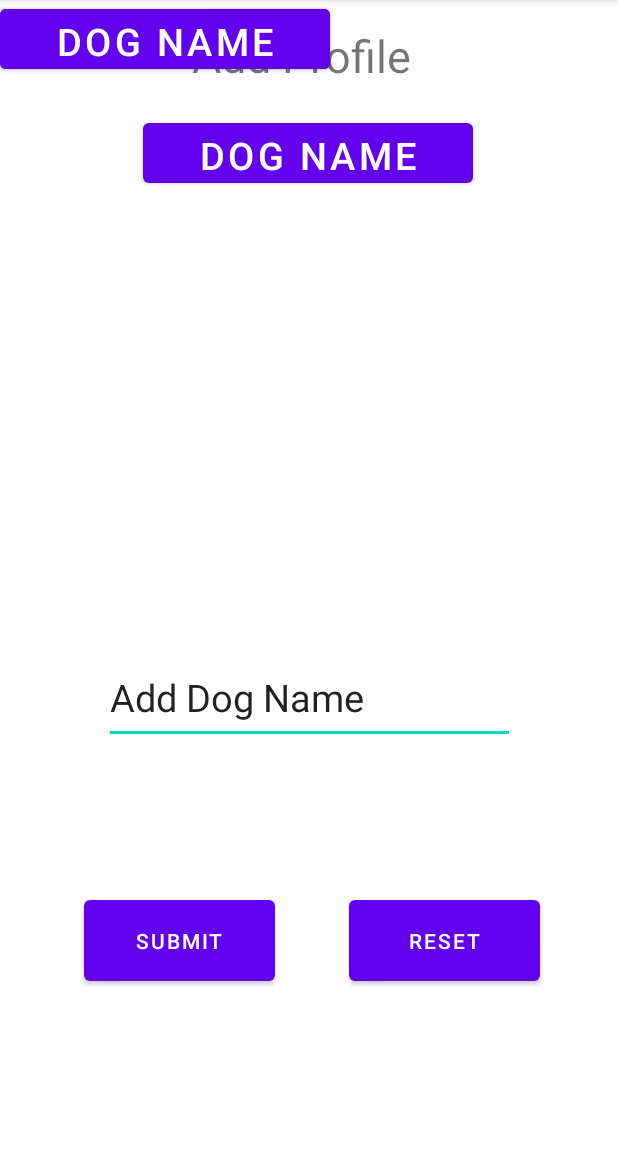
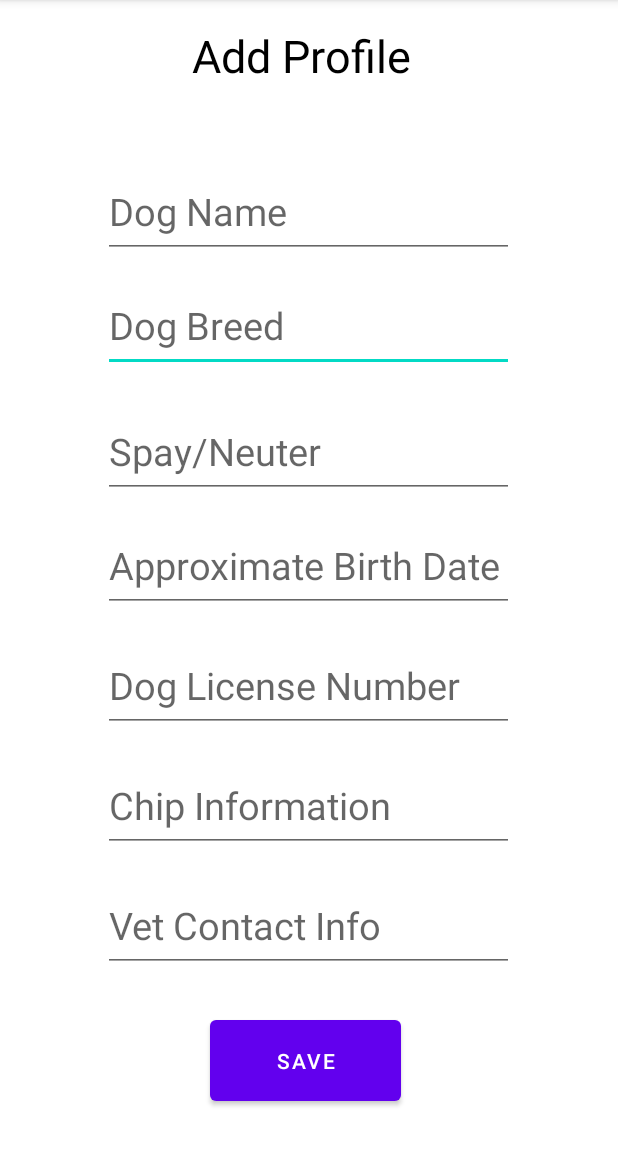
Before and after one commit to jenlebaron/Dog_Log, an Android app: the Profile screen opened directly, with no data from a screen before it, on a phone screen of 412 x 824 dp, the part 84-1236 px from its top. Run offline under Robolectric (Android 15) with nearby library versions, the phone set to English and light mode, and no system bars.

Commit message:
Profile.xml updated (2)

```diff
--- a/app/src/main/res/layout/activity_profile.xml
+++ b/app/src/main/res/layout/activity_profile.xml
@@ -7,18 +7,90 @@
     tools:context=".MainActivity">
 
 
+    <EditText
+        android:id="@+id/textView3"
+        android:layout_width="274dp"
+        android:layout_height="61dp"
+        android:layout_marginBottom="520dp"
+        android:hint="@string/dog_breed"
+        android:inputType="text"
+        android:textSize="25sp"
+        app:layout_constraintBottom_toBottomOf="parent"
+        app:layout_constraintEnd_toEndOf="parent"
+        app:layout_constraintHorizontal_bias="0.496"
+        app:layout_constraintStart_toStartOf="parent" />
 
+    <EditText
+        android:id="@+id/textView4"
+        android:layout_width="274dp"
+        android:layout_height="61dp"
+        android:layout_marginBottom="436dp"
+        android:hint="@string/SpayNeuter"
+        android:inputType="text"
+        android:textSize="25sp"
+        app:layout_constraintBottom_toBottomOf="parent"
+        app:layout_constraintEnd_toEndOf="parent"
+        app:layout_constraintHorizontal_bias="0.496"
+        app:layout_constraintStart_toStartOf="parent" />
 
+    <EditText
+        android:id="@+id/textView5"
+        android:layout_width="274dp"
+        android:layout_height="61dp"
+        android:layout_marginBottom="360dp"
+        android:hint="@string/ApproxBirthDate"
+        android:inputType="text"
+        android:textSize="25sp"
+        app:layout_constraintBottom_toBottomOf="parent"
+        app:layout_constraintEnd_toEndOf="parent"
+        app:layout_constraintHorizontal_bias="0.496"
+        app:layout_constraintStart_toStartOf="parent" />
 
+    <EditText
+        android:id="@+id/textView6"
+        android:layout_width="274dp"
+        android:layout_height="61dp"
+        android:layout_marginBottom="280dp"
+        android:hint="@string/DogLicenseNumber"
+        android:inputType="text"
+        android:textSize="25sp"
+        app:layout_constraintBottom_toBottomOf="parent"
+        app:layout_constraintEnd_toEndOf="parent"
+        app:layout_constraintHorizontal_bias="0.496"
+        app:layout_constraintStart_toStartOf="parent" />
 
+    <EditText
+        android:id="@+id/textView7"
+        android:layout_width="274dp"
+        android:layout_height="61dp"
+        android:layout_marginBottom="200dp"
+        android:hint="@string/ChipInformation"
+        android:inputType="text"
+        android:textSize="25sp"
+        app:layout_constraintBottom_toBottomOf="parent"
+        app:layout_constraintEnd_toEndOf="parent"
+        app:layout_constraintHorizontal_bias="0.496"
+        app:layout_constraintStart_toStartOf="parent" />
 
-
+    <EditText
+        android:id="@+id/textView8"
+        android:layout_width="274dp"
+        android:layout_height="61dp"
+        android:layout_marginBottom="120dp"
+        android:hint="@string/VetContactInfo"
+        android:inputType="text"
+        android:textSize="25sp"
+        app:layout_constraintBottom_toBottomOf="parent"
+        app:layout_constraintEnd_toEndOf="parent"
+        app:layout_constraintHorizontal_bias="0.496"
+        app:layout_constraintStart_toStartOf="parent" />
 
     <TextView
         android:layout_width="wrap_content"
         android:layout_height="wrap_content"
         android:text="@string/select_profile"
         android:textSize="30sp"
+        android:textColor="@color/black"
         app:layout_constraintBottom_toBottomOf="parent"
         app:layout_constraintHorizontal_bias="0.48"
         app:layout_constraintLeft_toLeftOf="parent"
@@ -26,74 +98,29 @@
         app:layout_constraintTop_toTopOf="parent"
         app:layout_constraintVertical_bias="0.023" />
 
-    <Button
-        android:id="@+id/button2"
-        android:layout_width="127dp"
-        android:layout_height="66dp"
-        android:layout_marginEnd="52dp"
-        android:layout_marginRight="52dp"
-        android:layout_marginBottom="108dp"
-        android:text="@string/reset"
-        app:layout_constraintBottom_toBottomOf="parent"
-        app:layout_constraintEnd_toEndOf="parent" />
-
-    <Button
-        android:id="@+id/button3"
-        android:layout_width="220dp"
-        android:layout_height="52dp"
-        android:layout_marginTop="24dp"
-        android:text="@string/dog_name"
-        android:textSize="25sp"
-        app:layout_constraintEnd_toEndOf="parent"
-        app:layout_constraintHorizontal_bias="0.497"
-        app:layout_constraintStart_toStartOf="parent"
-        app:layout_constraintTop_toBottomOf="@+id/button5"
-        tools:ignore="MissingConstraints" />
-
-    <Button
-        android:id="@+id/button4"
-        android:layout_width="220dp"
-        android:layout_height="52dp"
-        android:text="@string/dog_name"
-        android:textSize="25sp"
-        tools:ignore="MissingConstraints"
-        tools:layout_editor_absoluteX="95dp"
-        tools:layout_editor_absoluteY="97dp" />
-
-
-
-    <Button
-        android:id="@+id/button5"
-        android:layout_width="220dp"
-        android:layout_height="52dp"
-        android:text="@string/dog_name"
-        android:textSize="25sp"
-        tools:ignore="MissingConstraints"
-        tools:layout_editor_absoluteX="95dp"
-        tools:layout_editor_absoluteY="168dp" />
 
     <EditText
         android:id="@+id/textView"
         android:layout_width="274dp"
         android:layout_height="61dp"
-        android:layout_marginBottom="272dp"
+        android:layout_marginBottom="596dp"
+        android:hint="@string/dog_name"
         android:inputType="text"
-        android:text="@string/add_new_profile"
         android:textSize="25sp"
         app:layout_constraintBottom_toBottomOf="parent"
         app:layout_constraintEnd_toEndOf="parent"
-        app:layout_constraintHorizontal_bias="0.503"
+        app:layout_constraintHorizontal_bias="0.496"
         app:layout_constraintStart_toStartOf="parent" />
 
     <Button
         android:id="@+id/button"
         android:layout_width="127dp"
         android:layout_height="66dp"
-        android:layout_marginBottom="108dp"
-        android:text="@string/submit"
+        android:layout_marginStart="140dp"
+        android:layout_marginLeft="140dp"
+        android:layout_marginBottom="28dp"
+        android:text="@string/button_save"
         app:layout_constraintBottom_toBottomOf="parent"
-        app:layout_constraintEnd_toStartOf="@+id/button2"
-        app:layout_constraintHorizontal_bias="0.534"
         app:layout_constraintStart_toStartOf="parent" />
 
 </androidx.constraintlayout.widget.ConstraintLayout>
--- a/app/src/main/res/values/strings.xml
+++ b/app/src/main/res/values/strings.xml
@@ -29,4 +29,10 @@
     <string name="add_new_profile">Add Dog Name</string>
     <string name="submit">Submit</string>
     <string name="reset">Reset</string>
+    <string name="SpayNeuter">Spay/Neuter</string>
+    <string name="dog_breed">Dog Breed</string>
+    <string name="ApproxBirthDate">Approximate Birth Date</string>
+    <string name="DogLicenseNumber">Dog License Number</string>
+    <string name="ChipInformation">Chip Information</string>
+    <string name="VetContactInfo">Vet Contact Info</string>
 </resources>
```
